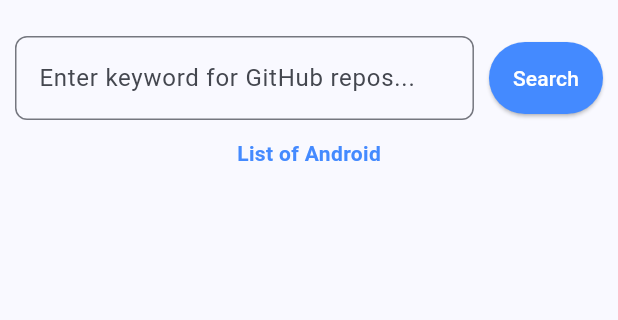
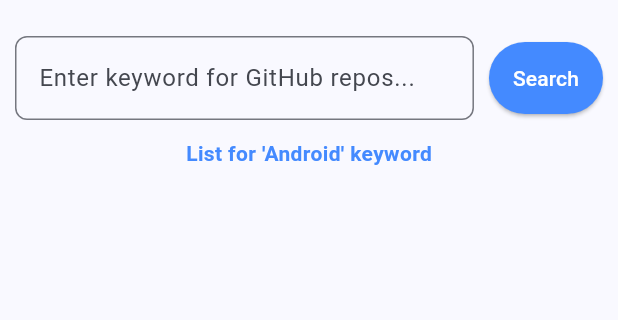
Before and after one commit to Nowshin17/Popular-git-repos-App, a Flutter app: the screen it shows after launch, after a tap on "Search", on a phone screen of 412 x 824 dp, the part 63-383 px from its top. Run offline on Flutter 3.47's test engine with Material 2 defaults, Android fonts, the phone set to English and light mode, and no system bars; our stand-ins replace sqflite; accounts and stored records are empty; network calls fail.

Commit message:
Fixed the database issue

```diff
--- a/lib/local database/sqflite.dart
+++ b/lib/local database/sqflite.dart
@@ -15,7 +15,7 @@ class DatabaseData {
     String path = join(await getDatabasesPath(), 'repos.db');
     return openDatabase(
       path,
-      version: 1,
+      version: 2, // Incremented version due to schema change
       onCreate: (db, version) {
         return db.execute(
           """CREATE TABLE repos(
@@ -25,9 +25,20 @@ class DatabaseData {
             stars INTEGER,
             owner_name TEXT,
             owner_avatar_url TEXT,
-            updated_at TEXT
+            updated_at TEXT,
+            keyword TEXT,
+            pageno INTEGER,
+            totalpage INTEGER
           )""",
         );
+      },
+      onUpgrade: (db, oldVersion, newVersion) {
+        if (oldVersion < 2) {
+          db.execute("ALTER TABLE repos ADD COLUMN keyword TEXT");
+          db.execute("ALTER TABLE repos ADD COLUMN pageno INTEGER DEFAULT 1");
+          db.execute(
+              "ALTER TABLE repos ADD COLUMN totalpage INTEGER DEFAULT 1");
+        }
       },
     );
   }
@@ -52,6 +63,34 @@ class DatabaseData {
         ownerName: maps[i]['owner_name'],
         ownerAvatarUrl: maps[i]['owner_avatar_url'],
         updatedAt: maps[i]['updated_at'],
+        keyword: maps[i]['keyword'] ?? '',
+        pageno: maps[i]['pageno'] ?? 1,
+        totalpage: maps[i]['totalpage'] ?? 1,
+      );
+    });
+  }
+
+  Future<List<GitRepo>> getReposByKeywordAndPage(
+      String keyword, int pageno) async {
+    final db = await database;
+    final List<Map<String, dynamic>> maps = await db.query(
+      'repos',
+      where: 'keyword = ? AND pageno = ?',
+      whereArgs: [keyword, pageno],
+    );
+
+    return List.generate(maps.length, (i) {
+      return GitRepo(
+        name: maps[i]['name'],
+        description: maps[i]['description'],
+        url: maps[i]['url'],
+        stars: maps[i]['stars'],
+        ownerName: maps[i]['owner_name'],
+        ownerAvatarUrl: maps[i]['owner_avatar_url'],
+        updatedAt: maps[i]['updated_at'],
+        keyword: maps[i]['keyword'],
+        pageno: maps[i]['pageno'],
+        totalpage: maps[i]['totalpage'],
       );
     });
   }
--- a/lib/models/repo_model.dart
+++ b/lib/models/repo_model.dart
@@ -6,6 +6,9 @@ class GitRepo {
   final String ownerName;
   final String ownerAvatarUrl;
   final String updatedAt;
+  final String keyword;
+  final int pageno;
+  final int totalpage;
 
   GitRepo({
     required this.name,
@@ -15,6 +18,9 @@ class GitRepo {
     required this.ownerName,
     required this.ownerAvatarUrl,
     required this.updatedAt,
+    required this.keyword,
+    required this.pageno,
+    required this.totalpage,
   });
 
   factory GitRepo.fromJson(Map<String, dynamic> json) {
@@ -26,6 +32,9 @@ class GitRepo {
       ownerName: json['owner']['login'],
       ownerAvatarUrl: json['owner']['avatar_url'],
       updatedAt: json['updated_at'],
+      keyword: json['keyword'] ?? '',
+      pageno: json['pageno'] ?? 1,
+      totalpage: json['totalpage'] ?? 1,
     );
   }
 
@@ -38,6 +47,9 @@ class GitRepo {
       'owner_name': ownerName,
       'owner_avatar_url': ownerAvatarUrl,
       'updated_at': updatedAt,
+      'keyword': keyword,
+      'pageno': pageno,
+      'totalpage': totalpage,
     };
   }
 }
--- a/lib/screens/Home_screen.dart
+++ b/lib/screens/Home_screen.dart
@@ -15,7 +15,7 @@ class _HomeScreenState extends State<HomeScreen> {
   List<GitRepo> repos = [];
   bool _isLoading = true;
   int currentPage = 1;
-  int totalPages = 10; // Assume 10 pages for now; update dynamically later
+  int totalPages = 10;
   int perPage = 30;
 
   String searchQuery = "Android";
@@ -37,13 +37,37 @@ class _HomeScreenState extends State<HomeScreen> {
 
       final response = await apiService.fetchGitReposFromAPI(
           query: searchQuery, page: currentPage, perPage: perPage);
+
       repos = response['repos'];
       totalPages = response['totalPages'];
 
+      // Add keyword, page number, and total pages to each repo before inserting into DB
+      repos = repos
+          .map((repo) => GitRepo(
+                name: repo.name,
+                description: repo.description,
+                url: repo.url,
+                stars: repo.stars,
+                ownerName: repo.ownerName,
+                ownerAvatarUrl: repo.ownerAvatarUrl,
+                updatedAt: repo.updatedAt,
+                keyword: searchQuery,
+                pageno: currentPage,
+                totalpage: totalPages,
+              ))
+          .toList();
+
       await dbData.insertRepos(repos);
     } catch (e) {
-      print("Fetching data from database");
-      repos = await dbData.getRepos();
+      print(
+          "Fetching data from database for '$searchQuery' on page $currentPage");
+
+      repos = await dbData.getReposByKeywordAndPage(searchQuery, currentPage);
+
+      if (repos.isNotEmpty) {
+        totalPages =
+            repos.first.totalpage; // Retrieve total pages from stored data
+      }
     }
 
     setState(() {
@@ -104,12 +128,9 @@ class _HomeScreenState extends State<HomeScreen> {
                           ),
                         ),
                       ),
-                      const SizedBox(
-                          width:
-                              10), // Adds space between text field and button
+                      const SizedBox(width: 10),
                       ElevatedButton(
-                        onPressed:
-                            _onSearchSubmitted, // Calls the function when clicked
+                        onPressed: _onSearchSubmitted,
                         style: ElevatedButton.styleFrom(
                           backgroundColor: Colors.blueAccent,
                           padding: const EdgeInsets.symmetric(
@@ -123,7 +144,7 @@ class _HomeScreenState extends State<HomeScreen> {
                 ),
                 const SizedBox(height: 2),
                 Text(
-                  "List of $searchQuery",
+                  "List for '$searchQuery' keyword",
                   style: const TextStyle(
                     fontWeight: FontWeight.bold,
                     color: Colors.blueAccent,
@@ -157,32 +178,21 @@ class _HomeScreenState extends State<HomeScreen> {
         mainAxisAlignment: MainAxisAlignment.center,
         children: [
           if (currentPage > 2) _pageButton(1),
-
           if (currentPage > 3)
             const Padding(
               padding: EdgeInsets.symmetric(horizontal: 4),
               child: Text("..."),
             ),
-
           if (currentPage > 1) _pageButton(currentPage - 1),
-
           _pageButton(currentPage, isSelected: true),
-
           if (currentPage < totalPages) _pageButton(currentPage + 1),
-
           if (currentPage < totalPages - 2)
             const Padding(
               padding: EdgeInsets.symmetric(horizontal: 4),
               child: Text("..."),
             ),
-
-          if (currentPage == totalPages - 1 ||
-              currentPage == totalPages - 2) // Show lastPage - 1 properly
+          if (currentPage == totalPages - 1 || currentPage == totalPages - 2)
             _pageButton(totalPages - 1),
-
-          // if (currentPage < totalPages - 1)
-          //   _pageButton(totalPages),
-
           if (currentPage < totalPages) _pageButton(totalPages)
         ],
       ),
```
